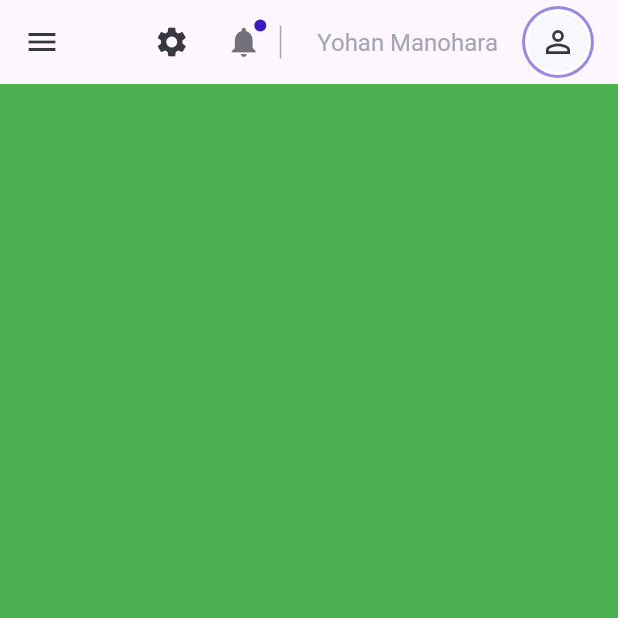
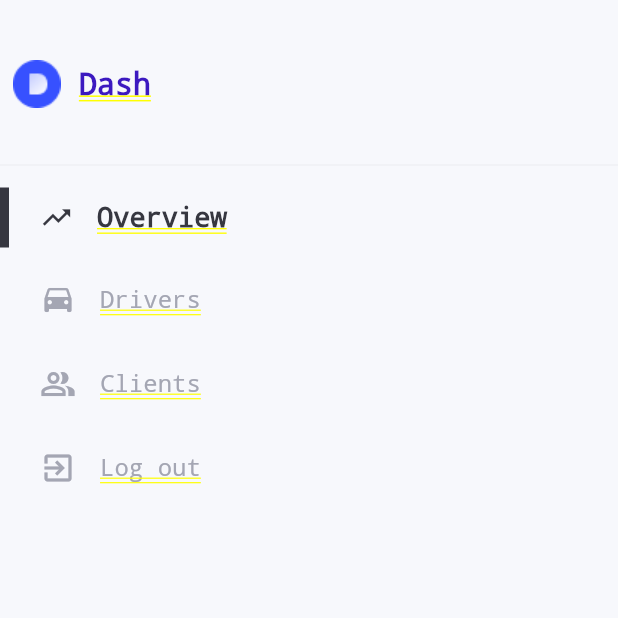
Before and after one commit to yohanmanohara/tourmate, a Flutter app: the screen it shows after launch, on a phone screen of 412 x 824 dp, the top half of it. Run offline on Flutter 3.47's test engine with Material 3 defaults, Android fonts, the phone set to English and light mode, and no system bars; our stand-ins replace firebase_auth, firebase_core, get, toastification; accounts and stored records are empty.

Commit message:
add routes

```diff
--- /dev/null
+++ b/lib/constants/controllers.dart
@@ -0,0 +1,5 @@
+import '../controllers/menu_controller.dart';
+import '../controllers/navigation_controller.dart';
+
+MenuController menuController = MenuController.instance;
+NavigationController navigationController = NavigationController.instance;
--- a/lib/main.dart
+++ b/lib/main.dart
@@ -1,9 +1,18 @@
+import 'package:mobileappdev/widgets/side_menu.dart';
+
 import './screen/login.dart';
 import 'package:flutter/material.dart';
 import 'package:firebase_core/firebase_core.dart';
 import '../services/firebase_options.dart';
 import './layout.dart';
+import '../controllers/menu_controller.dart' as menu_controller;
+import '../controllers/navigation_controller.dart';
+
+import 'package:get/get.dart';
+import 'routing/routes.dart';
 void main () async {
+   Get.put(menu_controller.MenuController());
+  Get.put(NavigationController());
   WidgetsFlutterBinding.ensureInitialized();
 await Firebase.initializeApp(
   options: DefaultFirebaseOptions.currentPlatform,
@@ -22,7 +31,7 @@ class MyApp extends StatelessWidget {
       theme: ThemeData(
         primarySwatch: Colors.blue,
       ),
-      home:  SiteLayout(), // Load the screen here
+      home:  SideMenu(), // Load the screen here
     );
   }
 }
--- /dev/null
+++ b/lib/routing/routes.dart
@@ -0,0 +1,29 @@
+const rootRoute = "/";
+
+const overviewPageDisplayName = "Overview";
+const overviewPageRoute = "/overview";
+
+const driversPageDisplayName = "Drivers";
+const driversPageRoute = "/drivers";
+
+const clientsPageDisplayName = "Clients";
+const clientsPageRoute = "/clients";
+
+const authenticationPageDisplayName = "Log out";
+const authenticationPageRoute = "/auth";
+
+class MenuItem {
+  final String name;
+  final String route;
+
+  MenuItem(this.name, this.route);
+}
+
+
+
+List<MenuItem> sideMenuItemRoutes = [
+ MenuItem(overviewPageDisplayName, overviewPageRoute),
+ MenuItem(driversPageDisplayName, driversPageRoute),
+ MenuItem(clientsPageDisplayName, clientsPageRoute),
+ MenuItem(authenticationPageDisplayName, authenticationPageRoute),
+];
--- /dev/null
+++ b/lib/widgets/horizontal_menu_item.dart
@@ -0,0 +1,54 @@
+import 'package:flutter/material.dart';
+import '../constants/controllers.dart';
+import 'package:get/get.dart';
+import '../constants/style.dart';
+
+import 'custom_text.dart';
+
+class HorizontalMenuItem extends StatelessWidget {
+    final String itemName;
+  final Function()? onTap;
+  const HorizontalMenuItem({ Key? key,required this.itemName, this.onTap }) : super(key: key);
+
+  @override
+  Widget build(BuildContext context) {
+    double width = MediaQuery.of(context).size.width;
+
+    return InkWell(
+                  onTap: onTap,
+                  onHover: (value){
+                    value ?
+                    menuController.onHover(itemName) : menuController.onHover("not hovering");
+                  },
+                  child: Obx(() => Container(
+                    color: menuController.isHovering(itemName) ? lightGrey.withOpacity(.1) : Colors.transparent,
+                    child: Row(
+                      children: [
+                        Visibility(
+                          visible: menuController.isHovering(itemName) || menuController.isActive(itemName),
+                          maintainSize: true,
+                          maintainAnimation: true,
+                          maintainState: true,
+                          child: Container(
+                            width: 6,
+                            height: 40,
+                            color: dark,
+                          ),
+                        ),
+                       SizedBox(width:width / 88),
+
+                        Padding(
+                          padding: const EdgeInsets.all(16),
+                          child: menuController.returnIconFor(itemName),
+                        ),
+                        if(!menuController.isActive(itemName))
+                        Flexible(child: CustomText(text: itemName , color: menuController.isHovering(itemName) ? dark : lightGrey,))
+                        else
+                        Flexible(child: CustomText(text: itemName , color:  dark , size: 18, weight: FontWeight.bold,))
+
+                      ],
+                    ),
+                  ))
+                );
+  }
+}
--- /dev/null
+++ b/lib/widgets/side_menu.dart
@@ -0,0 +1,78 @@
+import 'package:flutter/material.dart';
+import '../constants/controllers.dart';
+import '../constants/style.dart';
+import '../helpers/responsiveness.dart';
+import '../routing/routes.dart';
+import '../widgets/custom_text.dart';
+import '../widgets/side_menu_item.dart';
+import 'package:get/get.dart';
+
+class SideMenu extends StatelessWidget {
+  const SideMenu({ super.key });
+
+  @override
+  Widget build(BuildContext context) {
+    double width = MediaQuery.of(context).size.width;
+
+    return Container(
+            color: light,
+            child: ListView(
+              children: [
+                if(ResponsiveWidget.isSmallScreen(context))
+                Column(
+                  mainAxisSize: MainAxisSize.min,
+                  children: [
+                    const SizedBox(
+                      height: 40,
+                    ),
+                    Row(
+                      children: [
+                        SizedBox(width: width / 48),
+                        Padding(
+                          padding: const EdgeInsets.only(right: 12),
+                          child: Image.asset("assets/icons/logo.png"),
+                        ),
+                        const Flexible(
+                          child: CustomText(
+                            text: "Dash",
+                            size: 20,
+                            weight: FontWeight.bold,
+                            color: active,
+                          ),
+                        ),
+                        SizedBox(width: width / 48),
+                      ],
+                    ),
+                    const SizedBox(
+                      height: 30,
+                    ),
+                  ],
+                ),
+                    Divider(color: lightGrey.withOpacity(.1), ),
+
+                Column(
+                  mainAxisSize: MainAxisSize.min,
+                  children: sideMenuItemRoutes
+                      .map((item) => SideMenuItem(
+                          itemName: item.name,
+                          onTap: () {
+                            if(item.route == authenticationPageRoute){
+                              Get.offAllNamed(authenticationPageRoute);
+                              menuController.changeActiveItemTo(overviewPageDisplayName);
+
+                            }
+                            if (!menuController.isActive(item.name)) {
+                              menuController.changeActiveItemTo(item.name);
+                              if(ResponsiveWidget.isSmallScreen(context)) {
+                                Get.back();
+                              }
+                              navigationController.navigateTo(item.route);
+                            }
+                          }))
+                      .toList(),
+                )
+              ],
+            ),
+          );
+  }
+}
--- /dev/null
+++ b/lib/widgets/side_menu_item.dart
@@ -0,0 +1,26 @@
+import 'package:flutter/material.dart';
+import '../helpers/responsiveness.dart';
+import '../widgets/horizontal_menu_item.dart';
+import './vertical_menu_item.dart';
+
+class SideMenuItem extends StatelessWidget {
+  final String itemName;
+  final Function() onTap;
+
+  const SideMenuItem({super.key, required this.itemName, required this.onTap});
+
+  @override
+  Widget build(BuildContext context) {
+    if (ResponsiveWidget.isCustomSize(context)) {
+      return VertticalMenuItem(
+        itemName: itemName,
+        onTap: onTap,
+      );
+    } else {
+      return HorizontalMenuItem(
+        itemName: itemName,
+        onTap: onTap,
+      );
+    }
+  }
+}
--- a/pubspec.yaml
+++ b/pubspec.yaml
@@ -37,6 +37,7 @@ dependencies:
   # The following adds the Cupertino Icons font to your application.
   # Use with the CupertinoIcons class for iOS style icons.
   cupertino_icons: ^1.0.8
+  get: ^4.6.5
 
 dev_dependencies:
   flutter_test:
```
Also changed, not shown: lib/controllers/menu_controller.dart (added, +47 -0 lines), lib/controllers/navigation_controller.dart (added, +14 -0 lines), lib/helpers/local_navigator.dart (added, +10 -0 lines), lib/routing/router.dart (added, +22 -0 lines), lib/widgets/vertical_menu_item.dart (added, +72 -0 lines), pubspec.lock.
